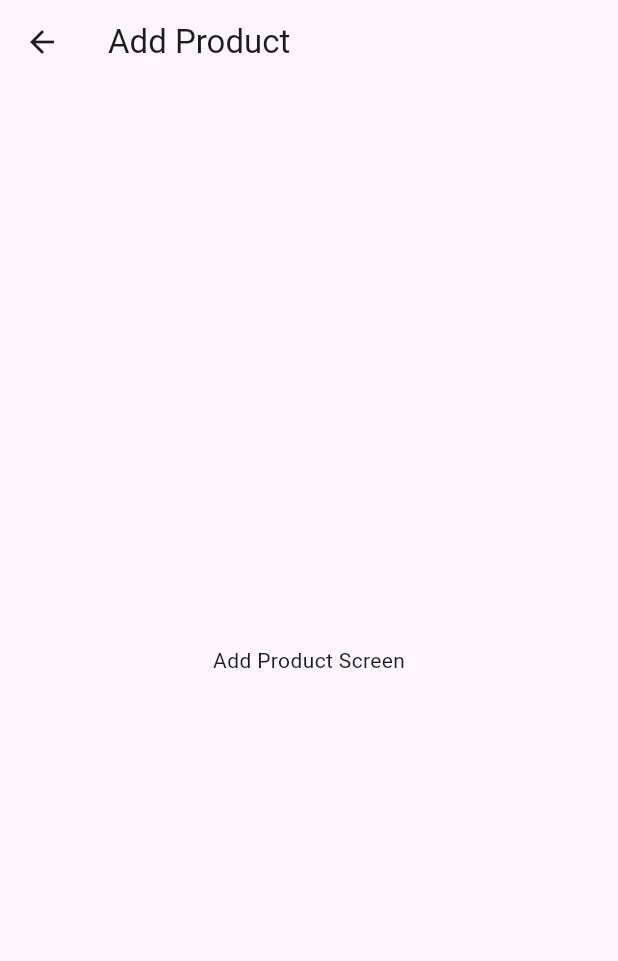
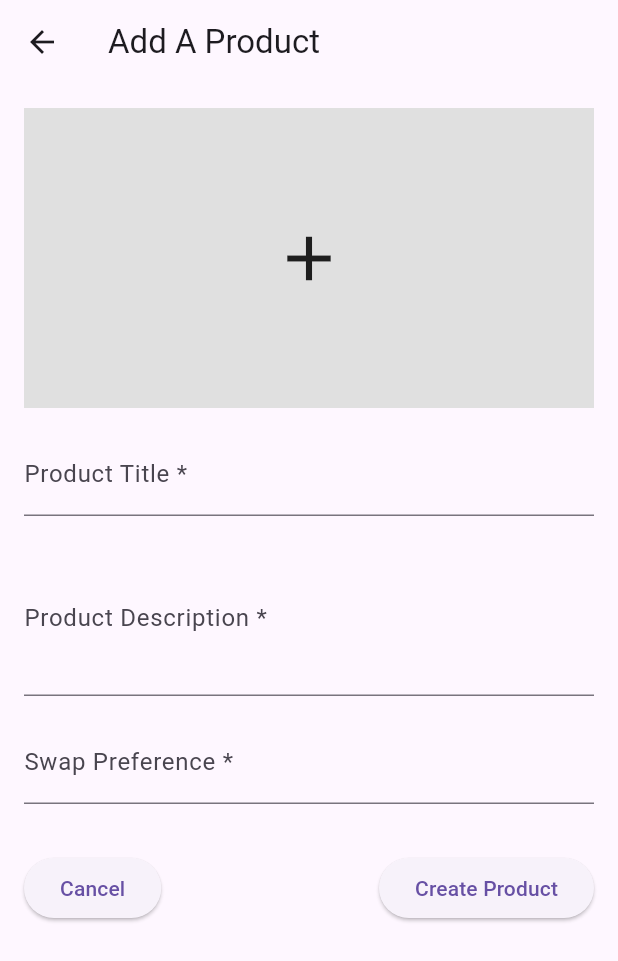
Before and after one commit to MihaiUM2001/MSA_Project, a Flutter app: the AddProductScreen screen opened directly, on a phone screen of 412 x 824 dp. Shown: the top 961 px of the screen. Run offline on Flutter 3.47's test engine with Material 3 defaults, Android fonts, the light colour scheme and no system bars; our stand-ins replace flutter_secure_storage, image_picker; accounts and stored records are empty.

Commit message:
Frontend | Expanded upon the Add Product page

```diff
--- a/swappy_frontend/lib/screens/add_product_screen.dart
+++ b/swappy_frontend/lib/screens/add_product_screen.dart
@@ -1,11 +1,159 @@
+import 'dart:io';
 import 'package:flutter/material.dart';
+import 'package:image_picker/image_picker.dart';
 
-class AddProductScreen extends StatelessWidget {
+class AddProductScreen extends StatefulWidget {
+  const AddProductScreen({Key? key}) : super(key: key);
+
+  @override
+  State<AddProductScreen> createState() => _AddProductScreenState();
+}
+
+class _AddProductScreenState extends State<AddProductScreen> {
+  final _formKey = GlobalKey<FormState>();
+
+  // Controllers
+  final TextEditingController _titleController = TextEditingController();
+  final TextEditingController _descriptionController = TextEditingController();
+  final TextEditingController _swapPreferenceController = TextEditingController();
+
+  // Picked image file
+  File? _selectedImage;
+
+  // Open gallery
+  Future<void> _pickImage() async {
+    try {
+      final ImagePicker picker = ImagePicker();
+      final XFile? pickedFile = await picker.pickImage(source: ImageSource.gallery);
+
+      if (pickedFile != null) {
+        setState(() {
+          _selectedImage = File(pickedFile.path);
+        });
+      }
+    } catch (e) {
+      debugPrint('Error picking image: $e');
+    }
+  }
+
+  Future<void> _submitForm() async {
+    if (_formKey.currentState!.validate()) {
+      _formKey.currentState!.save();
+
+      final title = _titleController.text.trim();
+      final description = _descriptionController.text.trim();
+      final swapPreference = _swapPreferenceController.text.trim();
+
+      // Simulate "creating" the product
+      debugPrint('Product Title: $title');
+      debugPrint('Product Description: $description');
+      debugPrint('Swap Preference: $swapPreference');
+      debugPrint('Selected Image: ${_selectedImage?.path}');
+
+      // Show success message
+      if (!mounted) return;
+      ScaffoldMessenger.of(context).showSnackBar(
+        const SnackBar(content: Text('Product created successfully!')),
+      );
+
+      // Navigate to home screen (replace '/home' if you have a different route)
+      Navigator.pushReplacementNamed(context, '/home');
+    }
+  }
+
   @override
   Widget build(BuildContext context) {
     return Scaffold(
-      appBar: AppBar(title: const Text('Add Product')),
-      body: const Center(child: Text('Add Product Screen')),
+      appBar: AppBar(
+        title: const Text('Add A Product'),
+      ),
+      body: SingleChildScrollView(
+        padding: const EdgeInsets.all(16.0),
+        child: Form(
+          key: _formKey,
+          child: Column(
+            children: [
+              // Image picker
+              GestureDetector(
+                onTap: _pickImage,
+                child: Container(
+                  height: 200,
+                  width: double.infinity,
+                  color: Colors.grey[300],
+                  child: _selectedImage == null
+                      ? const Center(child: Icon(Icons.add, size: 50))
+                      : Image.file(_selectedImage!, fit: BoxFit.cover),
+                ),
+              ),
+              const SizedBox(height: 16),
+
+              // Product Title
+              TextFormField(
+                controller: _titleController,
+                decoration: const InputDecoration(
+                  labelText: 'Product Title *',
+                ),
+                validator: (value) {
+                  if (value == null || value.isEmpty) {
+                    return 'Please enter a product title.';
+                  }
+                  return null;
+                },
+              ),
+              const SizedBox(height: 16),
+
+              // Product Description
+              TextFormField(
+                controller: _descriptionController,
+                decoration: const InputDecoration(
+                  labelText: 'Product Description *',
+                ),
+                maxLines: 3,
+                validator: (value) {
+                  if (value == null || value.isEmpty) {
+                    return 'Please enter a product description.';
+                  }
+                  return null;
+                },
+              ),
+              const SizedBox(height: 16),
+
+              // Swap Preference
+              TextFormField(
+                controller: _swapPreferenceController,
+                decoration: const InputDecoration(
+                  labelText: 'Swap Preference *',
+                  hintText: 'e.g. 2020 TV or equivalent',
+                ),
+                validator: (value) {
+                  if (value == null || value.isEmpty) {
+                    return 'Please enter your swap preference.';
+                  }
+                  return null;
+                },
+              ),
+              const SizedBox(height: 32),
+
+              // Action Buttons
+              Row(
+                mainAxisAlignment: MainAxisAlignment.spaceBetween,
+                children: [
+                  // Cancel/Back
+                  ElevatedButton(
+                    onPressed: () => Navigator.pop(context),
+                    child: const Text('Cancel'),
+                  ),
+                  // Create/Submit
+                  ElevatedButton(
+                    onPressed: _submitForm,
+                    child: const Text('Create Product'),
+                  ),
+                ],
+              ),
+            ],
+          ),
+        ),
+      ),
     );
   }
 }
--- a/swappy_frontend/pubspec.yaml
+++ b/swappy_frontend/pubspec.yaml
@@ -40,6 +40,8 @@ dependencies:
   # The following adds the Cupertino Icons font to your application.
   # Use with the CupertinoIcons class for iOS style icons.
   cupertino_icons: ^1.0.8
+
+  image_picker: ^0.8.7+4
 
 dev_dependencies:
   flutter_test:
```
Also changed, not shown: swappy_frontend/pubspec.lock, 5 other files.
